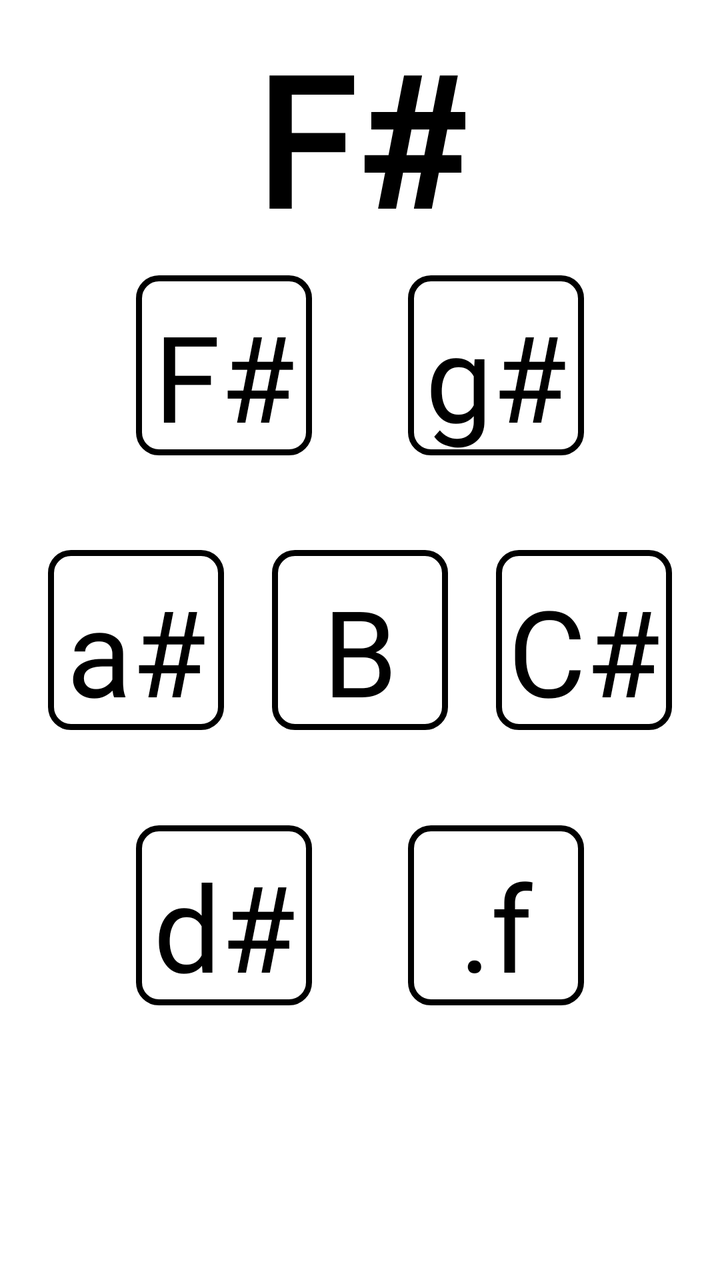
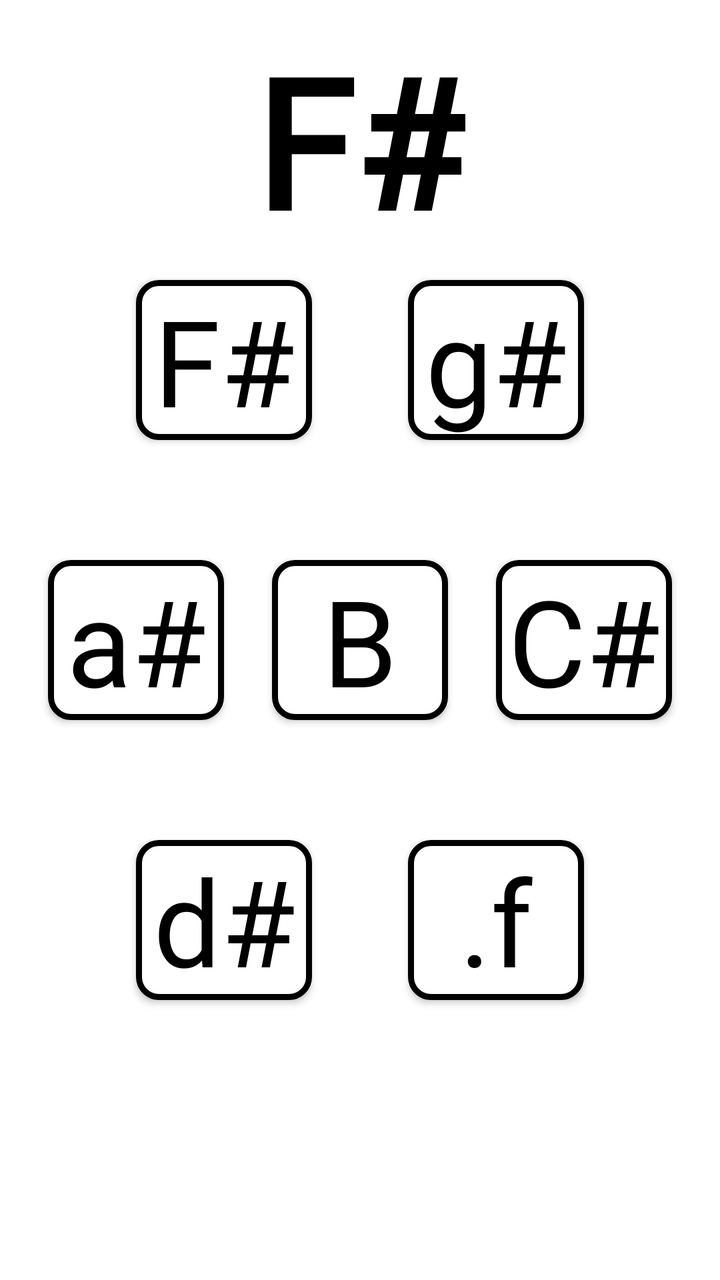

Compare the two renders of this Android layout. The source of the first and the diff that turns it into the second are given below.
<!-- AndroidManifest.xml: application theme AppTheme -->
<!-- res/layout/activity_maj_fs.xml -->
<?xml version="1.0" encoding="utf-8"?>
<androidx.constraintlayout.widget.ConstraintLayout xmlns:android="http://schemas.android.com/apk/res/android"
    xmlns:app="http://schemas.android.com/apk/res-auto"
    xmlns:tools="http://schemas.android.com/tools"
    android:layout_width="match_parent"
    android:layout_height="match_parent"
    android:background="#ffffff"
    android:orientation="vertical"
    tools:context=".maj_fs">


    <TextView
        android:id="@+id/maj_fs_label"
        android:layout_width="wrap_content"
        android:layout_height="wrap_content"
        android:fontFamily="@font/intut"
        android:text="@string/M_fs"
        android:textColor="#000000"
        android:textSize="90sp"
        android:textStyle="bold"
        app:layout_constraintBottom_toTopOf="@+id/fs"
        app:layout_constraintEnd_toEndOf="@+id/gs"
        app:layout_constraintStart_toStartOf="@+id/fs"
        app:layout_constraintTop_toTopOf="parent"
        tools:ignore="MissingConstraints" />

    <Button
        android:id="@+id/fs"
        android:layout_width="wrap_content"
        android:layout_height="wrap_content"
        android:background="@drawable/main_theme"
        android:fontFamily="@font/intut"
        android:text="@string/MFS_fs"
        android:textAllCaps="false"
        android:textColor="#000000"
        android:textSize="60sp"
        app:layout_constraintBottom_toBottomOf="@+id/as"
        app:layout_constraintEnd_toEndOf="@+id/b"
        app:layout_constraintStart_toStartOf="parent"
        app:layout_constraintTop_toTopOf="parent"
        tools:ignore="MissingConstraints" />

    <Button
        android:id="@+id/gs"
        android:layout_width="wrap_content"
        android:layout_height="wrap_content"
        android:background="@drawable/main_theme"
        android:fontFamily="@font/intut"
        android:text="@string/MFS_gs"
        android:textAllCaps="false"
        android:textColor="#000000"
        android:textSize="60sp"
        app:layout_constraintBottom_toBottomOf="@+id/cs"
        app:layout_constraintEnd_toEndOf="parent"
        app:layout_constraintStart_toStartOf="@+id/b"
        app:layout_constraintTop_toTopOf="parent"
        tools:ignore="MissingConstraints" />

    <Button
        android:id="@+id/as"
        android:layout_width="wrap_content"
        android:layout_height="wrap_content"
        android:background="@drawable/main_theme"
        android:fontFamily="@font/intut"
        android:text="@string/MFS_as"
        android:textAllCaps="false"
        android:textColor="#000000"
        android:textSize="60sp"
        app:layout_constraintBottom_toBottomOf="parent"
        app:layout_constraintEnd_toStartOf="@+id/b"
        app:layout_constraintStart_toStartOf="parent"
        app:layout_constraintTop_toTopOf="parent"
        tools:ignore="MissingConstraints" />

    <Button
        android:id="@+id/b"
        android:layout_width="wrap_content"
        android:layout_height="wrap_content"
        android:background="@drawable/main_theme"
        android:fontFamily="@font/intut"
        android:text="@string/MFS_b"
        android:textAllCaps="false"
        android:textColor="#000000"
        android:textSize="60sp"
        app:layout_constraintBottom_toBottomOf="parent"
        app:layout_constraintEnd_toEndOf="parent"
        app:layout_constraintStart_toStartOf="parent"
        app:layout_constraintTop_toTopOf="parent"
        tools:ignore="MissingConstraints" />

    <Button
        android:id="@+id/cs"
        android:layout_width="wrap_content"
        android:layout_height="wrap_content"
        android:background="@drawable/main_theme"
        android:fontFamily="@font/intut"
        android:text="@string/MFS_cs"
        android:textAllCaps="false"
        android:textColor="#000000"
        android:textSize="60sp"
        app:layout_constraintBottom_toBottomOf="parent"
        app:layout_constraintEnd_toEndOf="parent"
        app:layout_constraintStart_toEndOf="@+id/b"
        app:layout_constraintTop_toTopOf="parent"
        tools:ignore="MissingConstraints" />

    <Button
        android:id="@+id/ds"
        android:layout_width="wrap_content"
        android:layout_height="wrap_content"
        android:background="@drawable/main_theme"
        android:fontFamily="@font/intut"
        android:text="@string/MFS_ds"
        android:textAllCaps="false"
        android:textColor="#000000"
        android:textSize="60sp"
        app:layout_constraintBottom_toBottomOf="parent"
        app:layout_constraintEnd_toEndOf="@+id/b"
        app:layout_constraintStart_toStartOf="parent"
        app:layout_constraintTop_toTopOf="@+id/b"
        tools:ignore="MissingConstraints" />

    <Button
        android:id="@+id/f"
        android:layout_width="wrap_content"
        android:layout_height="wrap_content"
        android:background="@drawable/main_theme"
        android:fontFamily="@font/intut"
        android:text="@string/MFS_fF"
        android:textAllCaps="false"
        android:textColor="#000000"
        android:textSize="60sp"
        app:layout_constraintBottom_toBottomOf="parent"
        app:layout_constraintEnd_toEndOf="parent"
        app:layout_constraintStart_toStartOf="@+id/b"
        app:layout_constraintTop_toTopOf="@+id/b"
        tools:ignore="MissingConstraints" />


</androidx.constraintlayout.widget.ConstraintLayout>
<!-- resources referenced by this layout -->
<resources>
  <!-- drawable main_theme (drawable) -->
  <?xml version="1.0" encoding="utf-8"?>
  <shape xmlns:android="http://schemas.android.com/apk/res/android" android:shape="rectangle" >
      <corners
          android:radius="10dp"
          />
  
      <stroke
          android:width="3dp"
          android:color="#000000"
          />
      <padding
          android:left="0dp"
          android:top="10dp"
          android:right="0dp"
          android:bottom="0dp"
          />
  </shape>
  <string name="MFS_as">a#</string>
  <string name="MFS_b">B</string>
  <string name="MFS_cs">C#</string>
  <string name="MFS_ds">d#</string>
  <string name="MFS_fF">.f</string>
  <string name="MFS_fs">F#</string>
  <string name="MFS_gs">g#</string>
  <string name="M_fs">F#</string>
  <style name="AppTheme" parent="Theme.AppCompat.NoActionBar">
          
          <item name="colorPrimary">#000000</item>
          <item name="colorPrimaryDark">#000000</item>
          <item name="colorAccent">#000000</item>
      </style>
</resources>

<!-- the commit's change to res/layout/activity_maj_fs.xml (unified diff, before → after) -->
@@ -28,7 +28,7 @@
         android:id="@+id/fs"
         android:layout_width="wrap_content"
         android:layout_height="wrap_content"
-        android:background="@drawable/main_theme"
+        android:background="@drawable/btn_unified_selector"
         android:fontFamily="@font/intut"
         android:text="@string/MFS_fs"
         android:textAllCaps="false"
@@ -44,7 +44,7 @@
         android:id="@+id/gs"
         android:layout_width="wrap_content"
         android:layout_height="wrap_content"
-        android:background="@drawable/main_theme"
+        android:background="@drawable/btn_unified_selector"
         android:fontFamily="@font/intut"
         android:text="@string/MFS_gs"
         android:textAllCaps="false"
@@ -60,7 +60,7 @@
         android:id="@+id/as"
         android:layout_width="wrap_content"
         android:layout_height="wrap_content"
-        android:background="@drawable/main_theme"
+        android:background="@drawable/btn_unified_selector"
         android:fontFamily="@font/intut"
         android:text="@string/MFS_as"
         android:textAllCaps="false"
@@ -76,7 +76,7 @@
         android:id="@+id/b"
         android:layout_width="wrap_content"
         android:layout_height="wrap_content"
-        android:background="@drawable/main_theme"
+        android:background="@drawable/btn_unified_selector"
         android:fontFamily="@font/intut"
         android:text="@string/MFS_b"
         android:textAllCaps="false"
@@ -92,7 +92,7 @@
         android:id="@+id/cs"
         android:layout_width="wrap_content"
         android:layout_height="wrap_content"
-        android:background="@drawable/main_theme"
+        android:background="@drawable/btn_unified_selector"
         android:fontFamily="@font/intut"
         android:text="@string/MFS_cs"
         android:textAllCaps="false"
@@ -108,7 +108,7 @@
         android:id="@+id/ds"
         android:layout_width="wrap_content"
         android:layout_height="wrap_content"
-        android:background="@drawable/main_theme"
+        android:background="@drawable/btn_unified_selector"
         android:fontFamily="@font/intut"
         android:text="@string/MFS_ds"
         android:textAllCaps="false"
@@ -124,7 +124,7 @@
         android:id="@+id/f"
         android:layout_width="wrap_content"
         android:layout_height="wrap_content"
-        android:background="@drawable/main_theme"
+        android:background="@drawable/btn_unified_selector"
         android:fontFamily="@font/intut"
         android:text="@string/MFS_fF"
         android:textAllCaps="false"
<!-- resource entries referenced after the edit -->
@@ -1,23 +1,35 @@
 <!-- resources referenced by this layout -->
 <resources>
-  <!-- drawable main_theme (drawable) -->
+  <!-- drawable btn_unified_selector (drawable) -->
   <?xml version="1.0" encoding="utf-8"?>
-  <shape xmlns:android="http://schemas.android.com/apk/res/android" android:shape="rectangle" >
-      <corners
-          android:radius="10dp"
-          />
-  
-      <stroke
-          android:width="3dp"
-          android:color="#000000"
-          />
-      <padding
-          android:left="0dp"
-          android:top="10dp"
-          android:right="0dp"
-          android:bottom="0dp"
-          />
-  </shape>
+  <selector xmlns:android="http://schemas.android.com/apk/res/android">
+      
+      <item android:state_pressed="true">
+          <layer-list>
+              <item>
+                  <shape android:shape="rectangle">
+                      <solid android:color="#FFFFFF" />
+                      <stroke android:width="3dp" android:color="#000000" />
+                      <corners android:radius="10dp" />
+                  </shape>
+              </item>
+              <item>
+                  <shape android:shape="rectangle">
+                      <solid android:color="#80000000" /> 
+                      <corners android:radius="10dp" />
+                  </shape>
+              </item>
+          </layer-list>
+      </item>
+      
+      <item>
+          <shape android:shape="rectangle">
+              <solid android:color="#FFFFFF" />
+              <stroke android:width="3dp" android:color="#000000" />
+              <corners android:radius="10dp" />
+          </shape>
+      </item>
+  </selector>
   <string name="MFS_as">a#</string>
   <string name="MFS_b">B</string>
   <string name="MFS_cs">C#</string>
